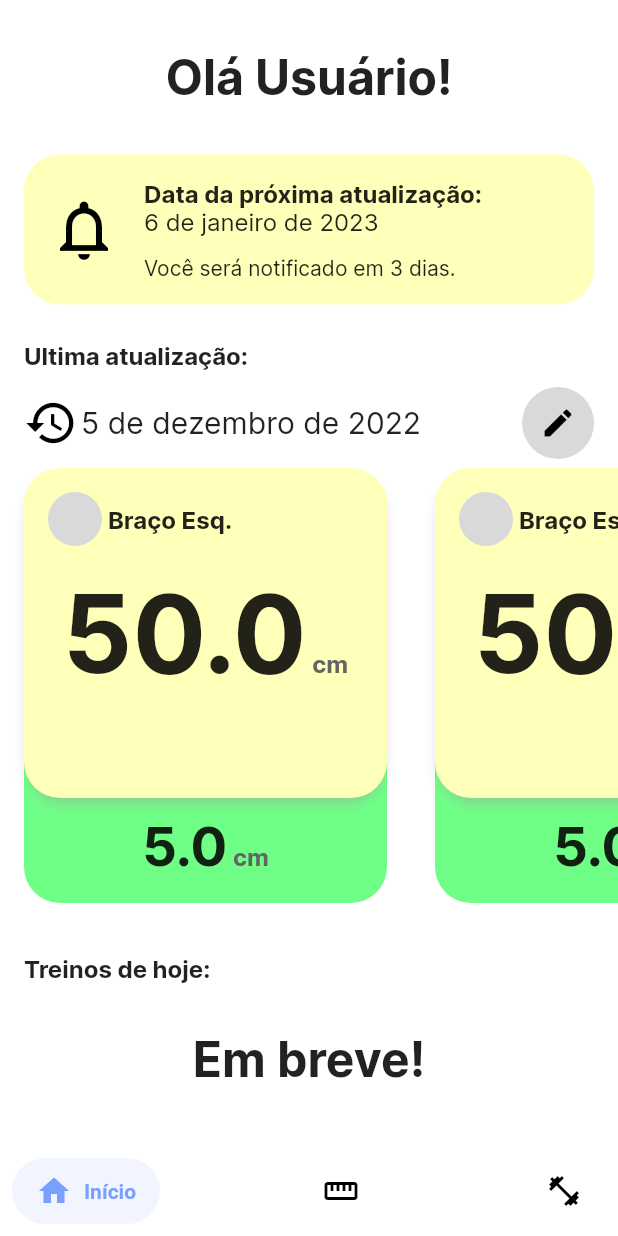
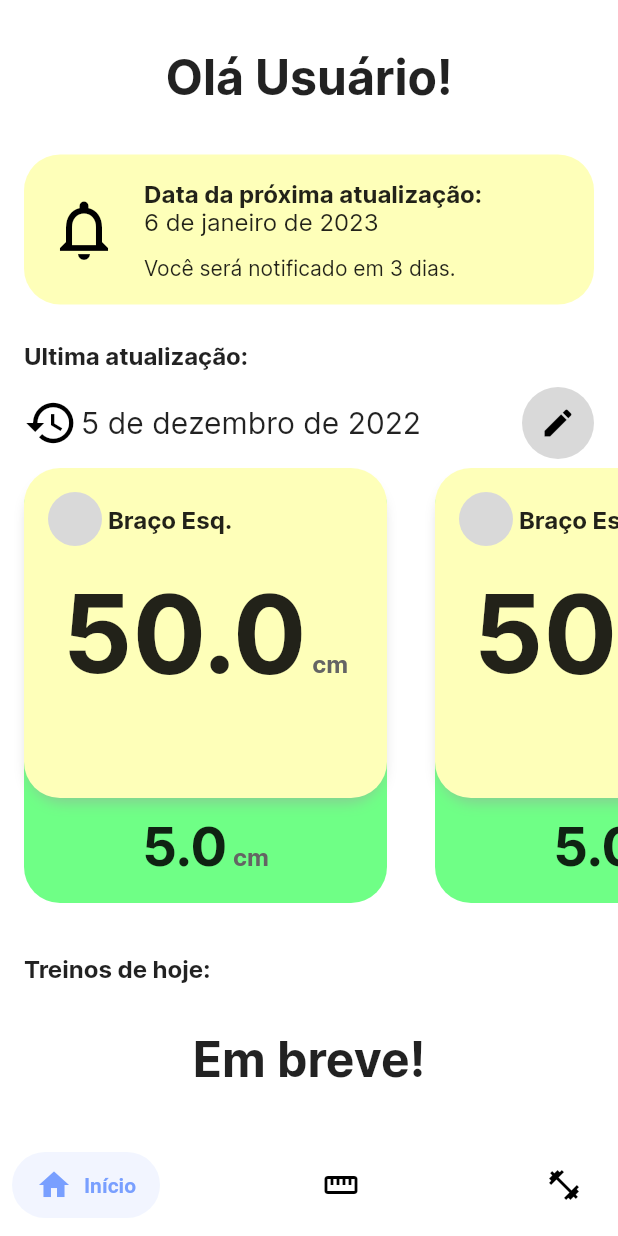
Before and after one commit to RodrigoUchoa001/workout-assistant, a Flutter app: the screen it shows after launch, on a phone screen of 412 x 824 dp. Run offline on Flutter 3.47's test engine with Material 2 defaults, Android fonts, the phone set to English and light mode, and no system bars; drawn by our look-alikes of salomon_bottom_bar.

Commit message:
alterado padding da navbar

```diff
--- a/lib/screens/tela_da_bottom_nav_bar.dart
+++ b/lib/screens/tela_da_bottom_nav_bar.dart
@@ -21,7 +21,9 @@ class TelaDaBottomNavBar extends StatelessWidget {
 
     return Scaffold(
       body: telasDoApp.elementAt(paginaExibidaProvider.paginaExibida),
-      bottomNavigationBar: SalomonBottomBar(
+      bottomNavigationBar: Padding(
+        padding: const EdgeInsets.symmetric(vertical: 4),
+        child: SalomonBottomBar(
           currentIndex: paginaExibidaProvider.paginaExibida,
           onTap: (index) => paginaExibidaProvider.alteraPaginaExibida(index),
           // TODO: ESCOLHER UMA COR MELHOR PARA OS BOTOES DA NAVBAR
@@ -41,6 +43,7 @@ class TelaDaBottomNavBar extends StatelessWidget {
             ),
           ],
         ),
+      ),
     );
   }
 }
```
Lines whose indentation alone changed are shown as unchanged.
